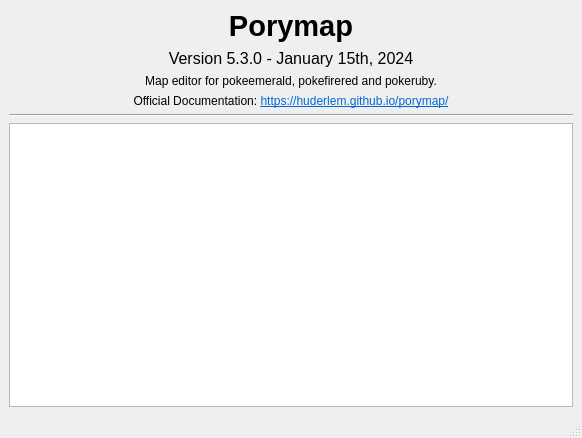
Qt form forms/aboutporymap.ui (huderlem/porymap) before a commit.
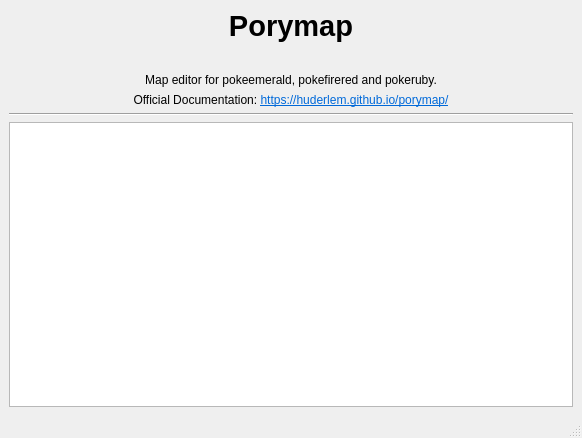
The same form after that commit.

Commit message: Move version info to porymap.pro

```diff
--- a/forms/aboutporymap.ui
+++ b/forms/aboutporymap.ui
@@ -52,9 +52,6 @@
         <pointsize>12</pointsize>
        </font>
       </property>
-      <property name="text">
-       <string>Version 5.3.0 - January 15th, 2024</string>
-      </property>
       <property name="alignment">
        <set>Qt::AlignCenter</set>
       </property>
```
The commit also changes 6 other files.
